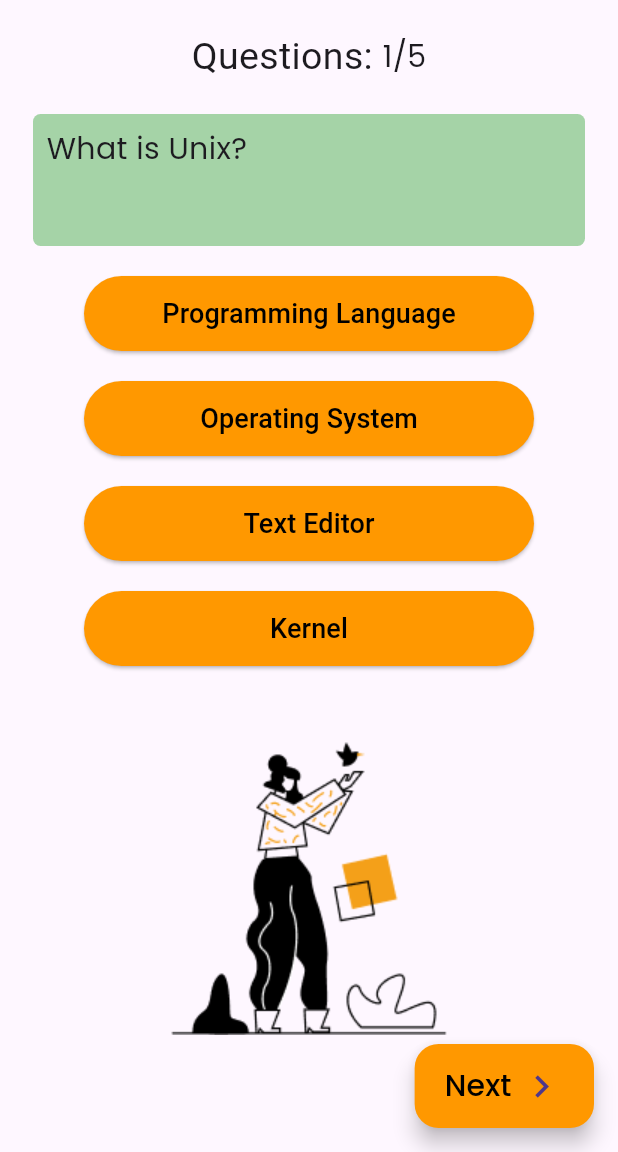
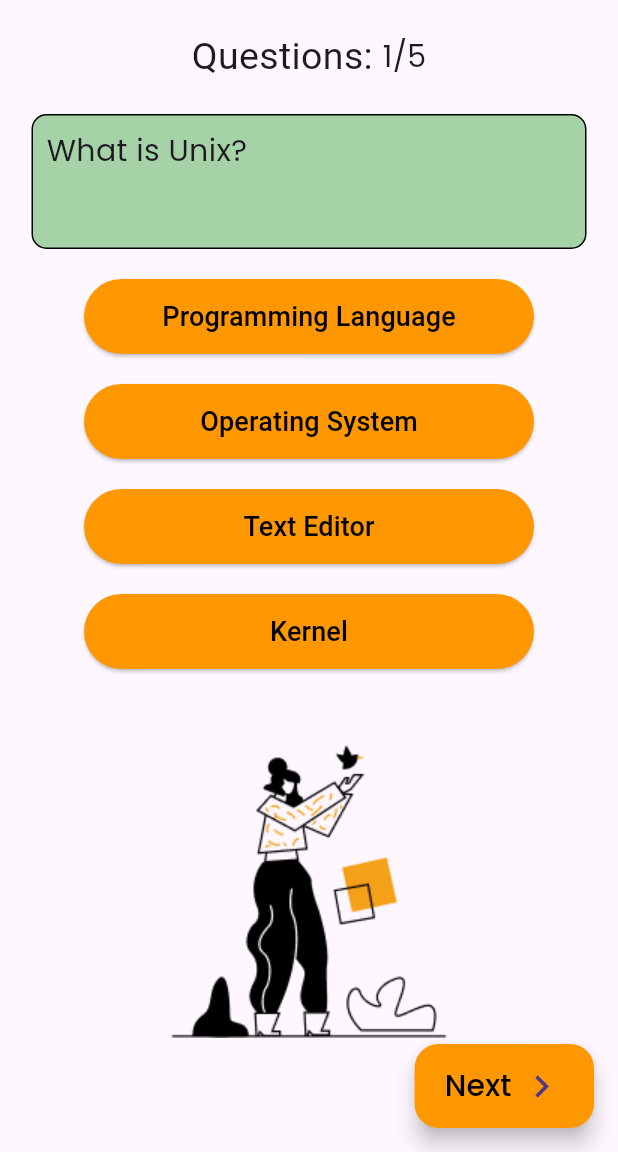
Before and after one commit to AbhishekASLK/quiz_app_basic, a Flutter app: the screen it shows after launch, after a tap on "Start Quiz", on a phone screen of 412 x 824 dp, the part 84-1236 px from its top. Run offline on Flutter 3.47's test engine with Material 3 defaults, Android fonts, the phone set to English and light mode, and no system bars; our stand-ins replace google_fonts.

Commit message:
polished the UI

```diff
--- a/lib/quiz_app.dart
+++ b/lib/quiz_app.dart
@@ -182,13 +182,16 @@ class _QuizAppState extends State<QuizApp> {
             Container(
               decoration: BoxDecoration(
                 color: Colors.green.withOpacity(0.5),
+                border: Border.all(
+                  color: Colors.black,
+                ),
                 borderRadius: const BorderRadius.all(
-                  Radius.circular(5),
+                  Radius.circular(10),
                 ),
               ),
               child: Padding(
                 padding: const EdgeInsets.all(9.0),
-                child: SizedBox(
+                child: Container(
                   width: 350,
                   height: 70,
                   child: Text(
```
Also changed, not shown: 1 other file.
